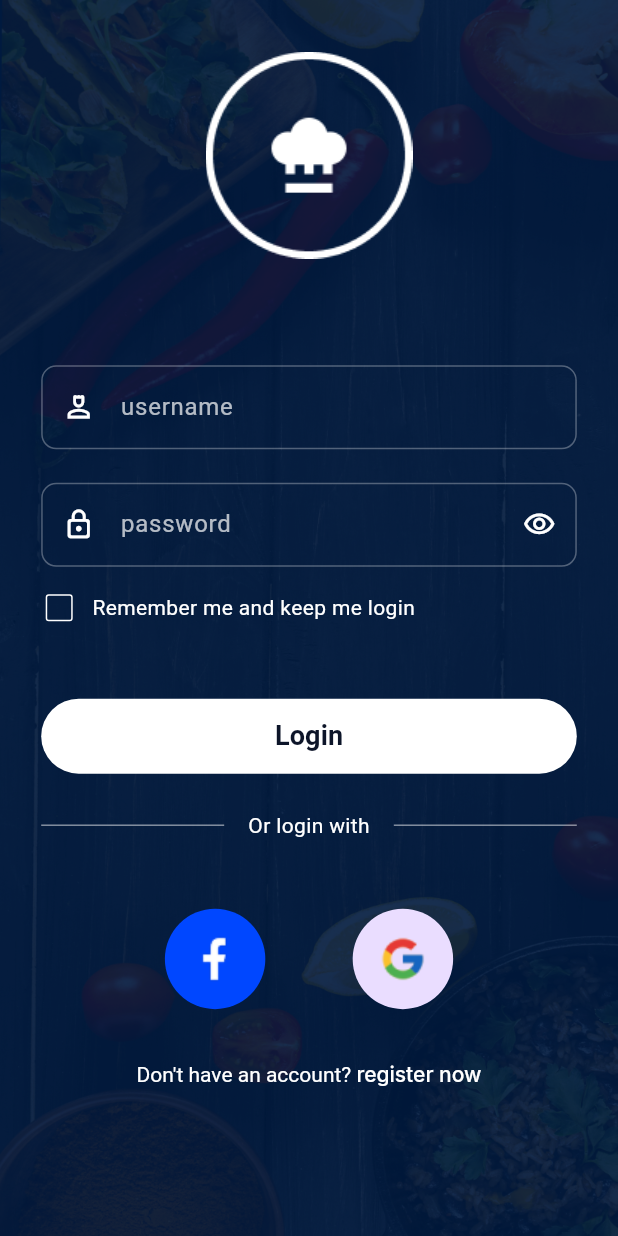
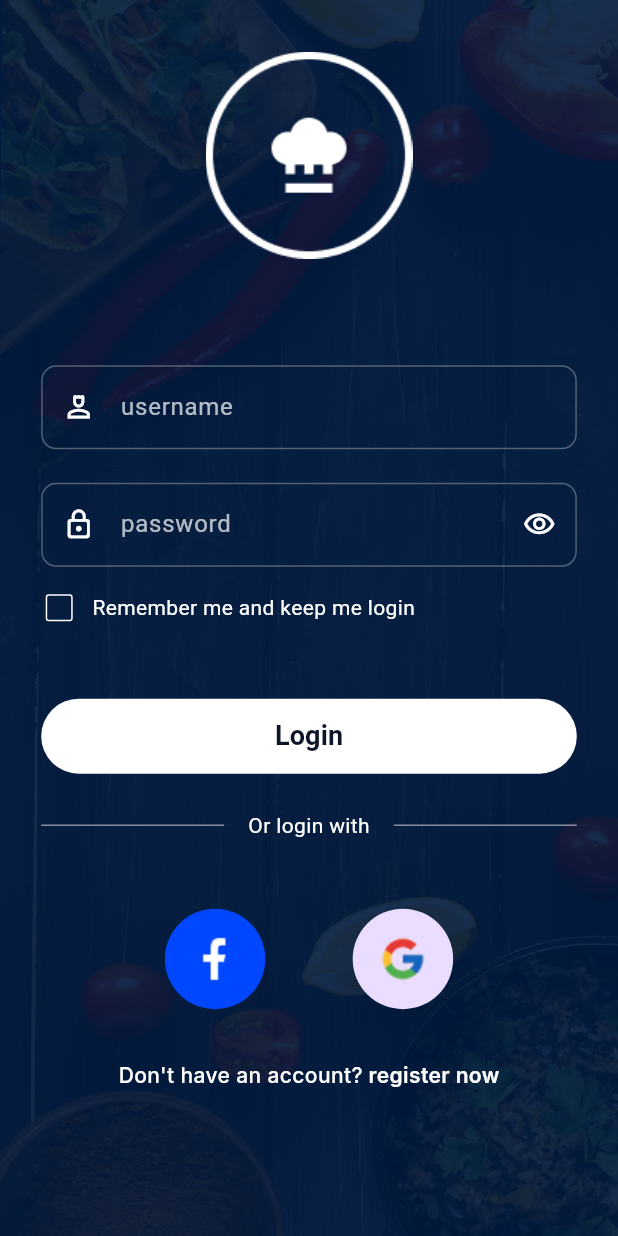
Before and after one commit to MuhammedZain15/meal_recommendation, a Flutter app: the screen it shows after launch, on a phone screen of 412 x 824 dp. Run offline on Flutter 3.47's test engine with Material 3 defaults, Android fonts, the phone set to English and light mode, and no system bars; our stand-ins replace bloc, flutter_screenutil, flutter_svg, gap, go_router, google_fonts.

Commit message:
add route name for registration view and update login view with navigation

```diff
--- a/lib/core/utils/app_router.dart
+++ b/lib/core/utils/app_router.dart
@@ -36,6 +36,7 @@ abstract class AppRouter {
       ),
       GoRoute(
         path: kRegisterView,
+        name: kRegisterView,
         builder: (context, state) {
           return const RegisterView();
         },
--- a/lib/features/auth/presentation/view/widgets/login_view_body.dart
+++ b/lib/features/auth/presentation/view/widgets/login_view_body.dart
@@ -2,12 +2,14 @@ import 'package:flutter/material.dart';
 import 'package:flutter_screenutil/flutter_screenutil.dart';
 import 'package:flutter_svg/flutter_svg.dart';
 import 'package:gap/gap.dart';
+import 'package:go_router/go_router.dart';
 import 'package:meal_recommendation/core/components/custom_button.dart';
 import 'package:meal_recommendation/core/components/custom_text_field.dart';
 import 'package:meal_recommendation/core/components/divider_with_text.dart';
 import 'package:meal_recommendation/core/components/remember_me_widget.dart';
 import 'package:meal_recommendation/core/utils/app_colors.dart';
 import 'package:meal_recommendation/core/utils/app_images.dart';
+import 'package:meal_recommendation/core/utils/app_router.dart';
 import 'package:meal_recommendation/core/utils/app_styles.dart';
 
 class LoginViewBody extends StatelessWidget {
@@ -64,17 +66,23 @@ class LoginViewBody extends StatelessWidget {
                   ],
                 ),
                 Gap(34.h),
-                RichText(
-                  text: TextSpan(
-                    text: 'Don\'t have an account? ',
-                    style: TextStyle(color: Colors.white),
-                    children: [
-                      TextSpan(
-                        text: 'register now',
-                        style: AppStyles.font14W500WhiteColor,
+                Row(
+                  mainAxisAlignment: MainAxisAlignment.center,
+                  children: [
+                    Text(
+                      'Don\'t have an account?',
+                      style: AppStyles.font14W500WhiteColor,
+                    ),
+                    GestureDetector(
+                      onTap: () {
+                        context.pushNamed(AppRouter.kRegisterView);
+                      },
+                      child: Text(
+                        ' register now',
+                        style: AppStyles.font14W600WhiteColor,
                       ),
-                    ],
-                  ),
+                    ),
+                  ],
                 ),
               ],
             ),
```
